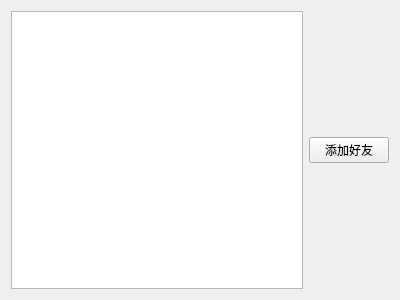
Before: the Qt Designer form TcpClient/online.ui in Coldthug/diskpro_cpp, drawn with Qt 5.
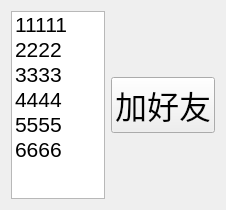
After: the same form once the commit is applied.

```diff
--- a/TcpClient/online.ui
+++ b/TcpClient/online.ui
@@ -6,8 +6,8 @@
    <rect>
     <x>0</x>
     <y>0</y>
-    <width>400</width>
-    <height>300</height>
+    <width>226</width>
+    <height>210</height>
    </rect>
   </property>
   <property name="windowTitle">
@@ -17,7 +17,43 @@
    <item>
     <layout class="QHBoxLayout" name="horizontalLayout">
      <item>
-      <widget class="QListWidget" name="online_lw"/>
+      <widget class="QListWidget" name="online_lw">
+       <property name="font">
+        <font>
+         <pointsize>16</pointsize>
+        </font>
+       </property>
+       <item>
+        <property name="text">
+         <string>11111</string>
+        </property>
+       </item>
+       <item>
+        <property name="text">
+         <string>2222</string>
+        </property>
+       </item>
+       <item>
+        <property name="text">
+         <string>3333</string>
+        </property>
+       </item>
+       <item>
+        <property name="text">
+         <string>4444</string>
+        </property>
+       </item>
+       <item>
+        <property name="text">
+         <string>5555</string>
+        </property>
+       </item>
+       <item>
+        <property name="text">
+         <string>6666</string>
+        </property>
+       </item>
+      </widget>
      </item>
      <item>
       <layout class="QVBoxLayout" name="verticalLayout">
@@ -36,8 +72,14 @@
        </item>
        <item>
         <widget class="QPushButton" name="addFriend_pb">
+         <property name="font">
+          <font>
+           <family>Arial</family>
+           <pointsize>24</pointsize>
+          </font>
+         </property>
          <property name="text">
-          <string>添加好友</string>
+          <string>加好友</string>
          </property>
         </widget>
        </item>
```
